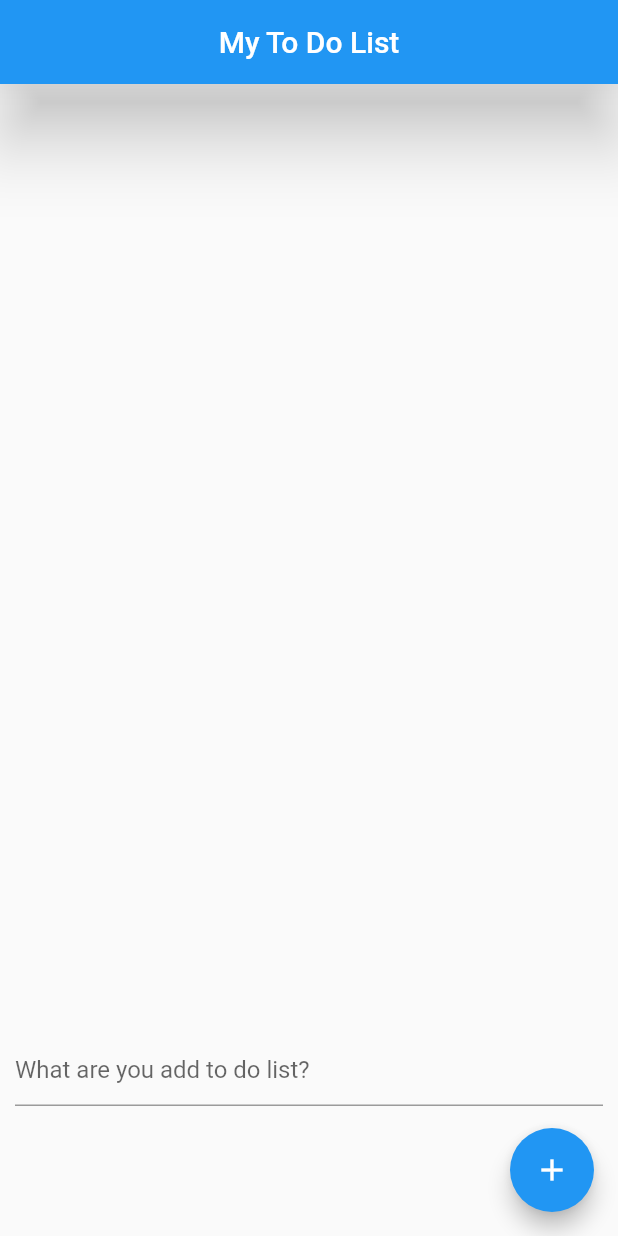
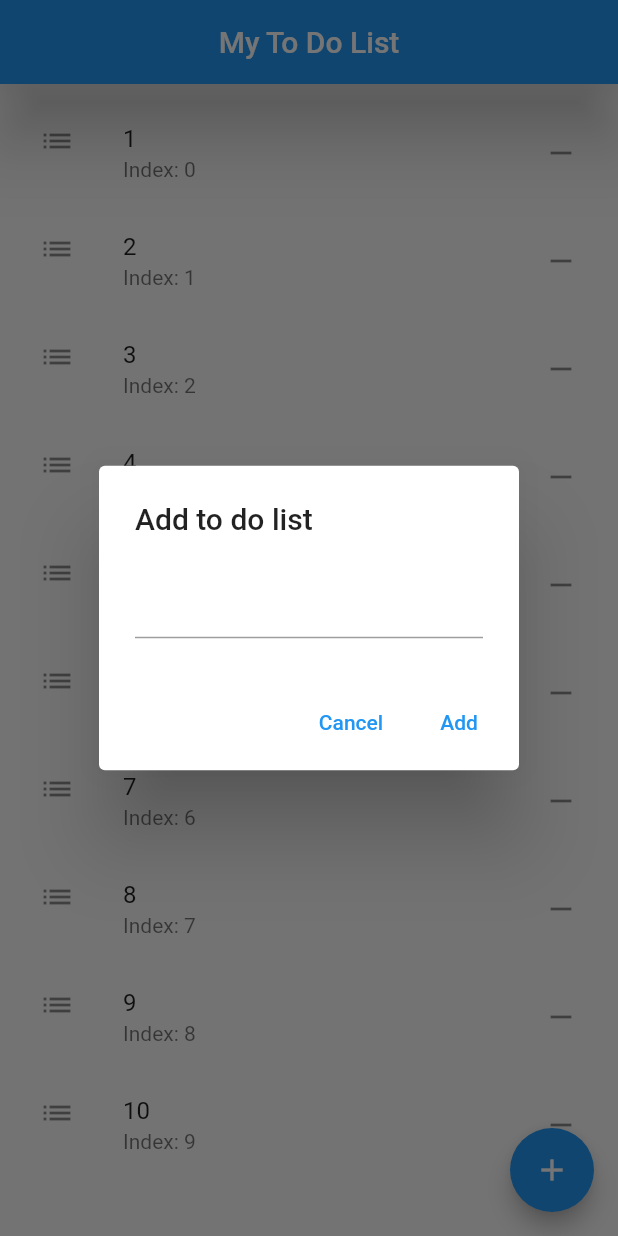
Before and after one commit to yakupbilgen/to-do, a Flutter app: the screen it shows after launch, after a tap on the "add" icon, on a phone screen of 412 x 824 dp. Run offline on Flutter 3.47's test engine with Material 2 defaults, Android fonts, the phone set to English and light mode, and no system bars.

Commit message:
flexible remove

```diff
--- a/lib/screen/home_screen.dart
+++ b/lib/screen/home_screen.dart
@@ -23,7 +23,6 @@ class _HomeScreenState extends State<HomeScreen> {
 
   @override
   Widget build(BuildContext context) {
-    Size deviceSize = MediaQuery.of(context).size;
     return Scaffold(
       appBar: AppBar(
         title: const Text('My To Do List'),
@@ -32,42 +31,52 @@ class _HomeScreenState extends State<HomeScreen> {
       ),
       body: Container(
         margin: const EdgeInsets.all(10),
-        child: Column(
-          children: [
-            Flexible(
-              flex: 5,
         child: ListView.builder(
             itemCount: myToDo.length,
             itemBuilder: (BuildContext context, int index) {
-                    return SingleChildScrollView(
-                      child: ListTile(
+              return ListTile(
                 leading: const Icon(Icons.list),
-                        title: Text("$myToDo[index]".toString()),
+                title: Text("${myToDo[index]}"),
                 subtitle: Text('Index: $index'),
                 trailing: InkWell(
                   child: const Icon(Icons.remove),
-                          onTap: removeItem(index),
-                        ),
+                  onTap: () {},
                 ),
               );
             }),
       ),
-            Flexible(
-              flex: 1,
-              child: TextField(
-                controller: t1,
-                decoration: const InputDecoration(
-                  hintText: 'What are you add to do list?',
-                ),
-              ),
-            )
-          ],
-        ),
-      ),
       floatingActionButton: FloatingActionButton(
         child: const Icon(Icons.add),
-        onPressed: addItem,
+        onPressed: _showMyDialog,
       ),
     );
   }
+
+  _showMyDialog() {
+    return showDialog<void>(
+      context: context,
+      barrierDismissible: false, // user must tap button!
+      builder: (BuildContext context) {
+        return AlertDialog(
+          title: const Text('Add to do list'),
+          content: const TextField(),
+          actions: <Widget>[
+            TextButton(
+              child: const Text('Cancel'),
+              onPressed: () {
+                Navigator.of(context).pop();
+              },
+            ),
+            TextButton(
+              child: const Text('Add'),
+              onPressed: () {
+                addItem();
+                Navigator.of(context).pop();
+              },
+            ),
+          ],
+        );
+      },
+    );
   }
+}
```
Lines whose indentation alone changed are shown as unchanged.
